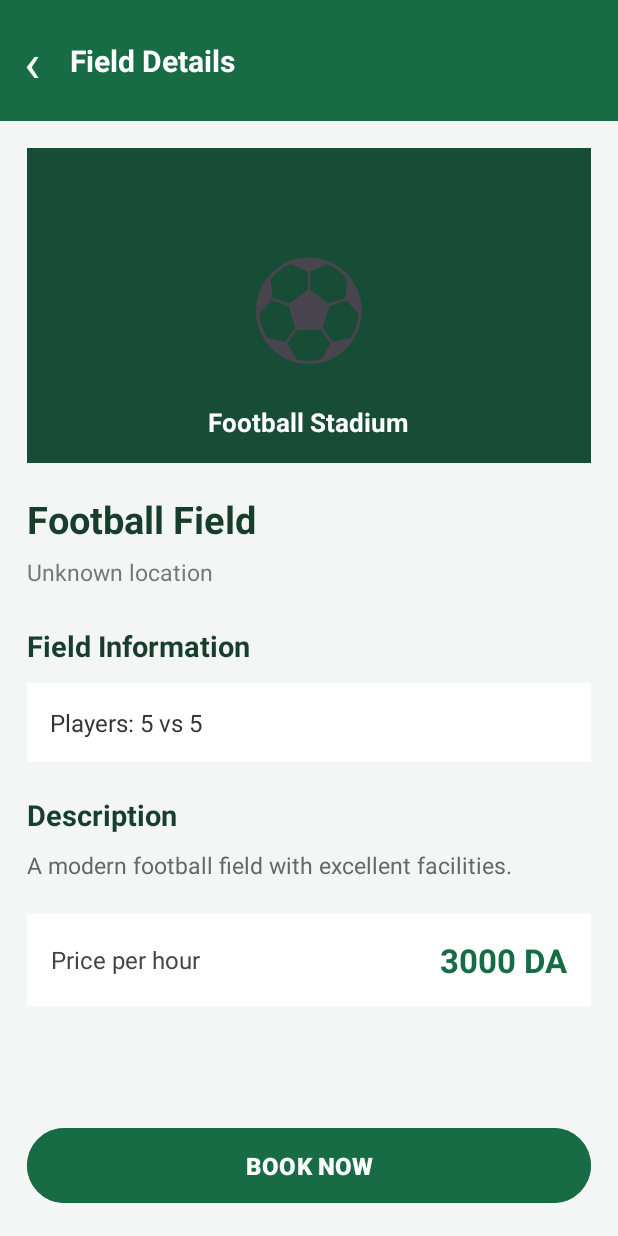
After one commit to brahimabismail/sports-field-booking, an Android app: the FieldDetailsActivity screen opened directly, with no data from a screen before it, on a phone screen of 412 x 824 dp. The commit adds this screen. Run offline under Robolectric (Android 15) with nearby library versions, the phone set to English and light mode, and no system bars.

Commit message:
Update app

```diff
--- a/app/src/main/AndroidManifest.xml
+++ b/app/src/main/AndroidManifest.xml
@@ -32,6 +32,9 @@
         <activity
             android:name=".FieldsActivity"
             android:exported="false" />
+        <activity
+            android:name=".FieldDetailsActivity"
+            android:exported="false" />
 
     </application>
 
--- /dev/null
+++ b/app/src/main/java/dz/ubma/sportsbooking/FieldDetailsActivity.kt
@@ -0,0 +1,48 @@
+package dz.ubma.sportsbooking
+
+import android.content.Intent
+import android.os.Bundle
+import android.widget.Button
+import android.widget.TextView
+import androidx.appcompat.app.AppCompatActivity
+
+class FieldDetailsActivity : AppCompatActivity() {
+
+    override fun onCreate(savedInstanceState: Bundle?) {
+        super.onCreate(savedInstanceState)
+        setContentView(R.layout.activity_field_details)
+
+        val tvFieldName = findViewById<TextView>(R.id.tvFieldName)
+        val tvFieldLocation = findViewById<TextView>(R.id.tvFieldLocation)
+        val tvFieldType = findViewById<TextView>(R.id.tvFieldType)
+        val tvFieldDescription =
+            findViewById<TextView>(R.id.tvFieldDescription)
+        val tvFieldPrice = findViewById<TextView>(R.id.tvFieldPrice)
+
+        val btnBack = findViewById<TextView>(R.id.btnBack)
+        val btnBookNow = findViewById<Button>(R.id.btnBookNow)
+
+        // Receive field information
+        val name = intent.getStringExtra("field_name") ?: "Football Field"
+        val location = intent.getStringExtra("field_location") ?: "Unknown location"
+        val type = intent.getStringExtra("field_type") ?: "5 vs 5"
+        val price = intent.getStringExtra("field_price") ?: "3000 DA"
+        val description = intent.getStringExtra("field_description")
+            ?: "A modern football field with excellent facilities."
+
+        // Display field information
+        tvFieldName.text = name
+        tvFieldLocation.text = location
+        tvFieldType.text = "Players: $type"
+        tvFieldPrice.text = price
+        tvFieldDescription.text = description
+
+        btnBack.setOnClickListener {
+            finish()
+        }
+
+        btnBookNow.setOnClickListener {
+            // Booking screen will be connected in the next step
+        }
+    }
+}
--- a/app/src/main/java/dz/ubma/sportsbooking/FieldsActivity.kt
+++ b/app/src/main/java/dz/ubma/sportsbooking/FieldsActivity.kt
@@ -1,5 +1,6 @@
 package dz.ubma.sportsbooking
 
+import android.content.Intent
 import android.os.Bundle
 import android.view.inputmethod.EditorInfo
 import android.widget.Button
@@ -24,7 +25,8 @@ class FieldsActivity : AppCompatActivity() {
 
         // Details buttons
         val btnDetailsGreen = findViewById<Button>(R.id.btnDetailsGreen)
-        val btnDetailsChampions = findViewById<Button>(R.id.btnDetailsChampions)
+        val btnDetailsChampions =
+            findViewById<Button>(R.id.btnDetailsChampions)
         val btnDetailsElite = findViewById<Button>(R.id.btnDetailsElite)
 
         // Back button
@@ -32,6 +34,7 @@ class FieldsActivity : AppCompatActivity() {
 
         // Search action
         etFieldSearch.setOnEditorActionListener { _, actionId, _ ->
+
             if (actionId == EditorInfo.IME_ACTION_SEARCH ||
                 actionId == EditorInfo.IME_ACTION_DONE
             ) {
@@ -42,6 +45,7 @@ class FieldsActivity : AppCompatActivity() {
                 } else {
                     showMessage("Searching for: $search")
                 }
+
                 true
             } else {
                 false
@@ -61,17 +65,35 @@ class FieldsActivity : AppCompatActivity() {
             showMessage("7 vs 7 fields selected")
         }
 
-        // Field details
+        // Open field details
         btnDetailsGreen.setOnClickListener {
-            showMessage("Green Stadium selected")
+            openFieldDetails(
+                "Green Stadium",
+                "City Center",
+                "5 vs 5",
+                "3000 DA",
+                "A modern football field with quality artificial grass."
+            )
         }
 
         btnDetailsChampions.setOnClickListener {
-            showMessage("Champions Field selected")
+            openFieldDetails(
+                "Champions Field",
+                "New District",
+                "7 vs 7",
+                "4000 DA",
+                "A spacious football field suitable for competitive matches."
+            )
         }
 
         btnDetailsElite.setOnClickListener {
-            showMessage("Elite Football Arena selected")
+            openFieldDetails(
+                "Elite Football Arena",
+                "North District",
+                "11 vs 11",
+                "6000 DA",
+                "A large football stadium with professional facilities."
+            )
         }
 
         // Back
@@ -80,6 +102,26 @@ class FieldsActivity : AppCompatActivity() {
         }
     }
 
+    // Send field information to FieldDetailsActivity
+    private fun openFieldDetails(
+        name: String,
+        location: String,
+        type: String,
+        price: String,
+        description: String
+    ) {
+
+        val intent = Intent(this, FieldDetailsActivity::class.java)
+
+        intent.putExtra("field_name", name)
+        intent.putExtra("field_location", location)
+        intent.putExtra("field_type", type)
+        intent.putExtra("field_price", price)
+        intent.putExtra("field_description", description)
+
+        startActivity(intent)
+    }
+
     private fun showMessage(message: String) {
         Toast.makeText(this, message, Toast.LENGTH_SHORT).show()
     }
--- /dev/null
+++ b/app/src/main/res/layout/activity_field_details.xml
@@ -0,0 +1,183 @@
+<?xml version="1.0" encoding="utf-8"?>
+<LinearLayout
+    xmlns:android="http://schemas.android.com/apk/res/android"
+    android:layout_width="match_parent"
+    android:layout_height="match_parent"
+    android:orientation="vertical"
+    android:background="#F4F6F5">
+
+    <!-- Header -->
+    <LinearLayout
+        android:layout_width="match_parent"
+        android:layout_height="wrap_content"
+        android:orientation="horizontal"
+        android:gravity="center_vertical"
+        android:padding="16dp"
+        android:background="#176B45">
+
+        <TextView
+            android:id="@+id/btnBack"
+            android:layout_width="wrap_content"
+            android:layout_height="wrap_content"
+            android:text="‹"
+            android:textSize="36sp"
+            android:textColor="#FFFFFF"
+            android:paddingEnd="20dp"
+            android:contentDescription="Back" />
+
+        <TextView
+            android:layout_width="wrap_content"
+            android:layout_height="wrap_content"
+            android:text="Field Details"
+            android:textSize="20sp"
+            android:textStyle="bold"
+            android:textColor="#FFFFFF" />
+
+    </LinearLayout>
+
+    <ScrollView
+        android:layout_width="match_parent"
+        android:layout_height="0dp"
+        android:layout_weight="1"
+        android:fillViewport="true">
+
+        <LinearLayout
+            android:layout_width="match_parent"
+            android:layout_height="wrap_content"
+            android:orientation="vertical"
+            android:padding="18dp">
+
+            <!-- Stadium Image Placeholder -->
+            <FrameLayout
+                android:layout_width="match_parent"
+                android:layout_height="210dp"
+                android:background="#174C36">
+
+                <TextView
+                    android:layout_width="wrap_content"
+                    android:layout_height="wrap_content"
+                    android:layout_gravity="center"
+                    android:text="⚽"
+                    android:textSize="75sp" />
+
+                <TextView
+                    android:layout_width="wrap_content"
+                    android:layout_height="wrap_content"
+                    android:layout_gravity="bottom|center_horizontal"
+                    android:layout_marginBottom="15dp"
+                    android:text="Football Stadium"
+                    android:textColor="#FFFFFF"
+                    android:textSize="17sp"
+                    android:textStyle="bold" />
+
+            </FrameLayout>
+
+            <!-- Name -->
+            <TextView
+                android:id="@+id/tvFieldName"
+                android:layout_width="match_parent"
+                android:layout_height="wrap_content"
+                android:text="Green Stadium"
+                android:textSize="25sp"
+                android:textStyle="bold"
+                android:textColor="#173D2D"
+                android:layout_marginTop="20dp" />
+
+            <!-- Location -->
+            <TextView
+                android:id="@+id/tvFieldLocation"
+                android:layout_width="match_parent"
+                android:layout_height="wrap_content"
+                android:text="City Center"
+                android:textSize="15sp"
+                android:textColor="#777777"
+                android:layout_marginTop="7dp" />
+
+            <!-- Information Title -->
+            <TextView
+                android:layout_width="wrap_content"
+                android:layout_height="wrap_content"
+                android:text="Field Information"
+                android:textSize="19sp"
+                android:textStyle="bold"
+                android:textColor="#173D2D"
+                android:layout_marginTop="25dp" />
+
+            <!-- Field Type -->
+            <TextView
+                android:id="@+id/tvFieldType"
+                android:layout_width="match_parent"
+                android:layout_height="wrap_content"
+                android:text="Players: 5 vs 5"
+                android:textSize="16sp"
+                android:textColor="#333333"
+                android:padding="15dp"
+                android:background="#FFFFFF"
+                android:layout_marginTop="12dp" />
+
+            <!-- Description Title -->
+            <TextView
+                android:layout_width="wrap_content"
+                android:layout_height="wrap_content"
+                android:text="Description"
+                android:textSize="19sp"
+                android:textStyle="bold"
+                android:textColor="#173D2D"
+                android:layout_marginTop="22dp" />
+
+            <!-- Description -->
+            <TextView
+                android:id="@+id/tvFieldDescription"
+                android:layout_width="match_parent"
+                android:layout_height="wrap_content"
+                android:text="A modern football field with quality artificial grass and excellent facilities."
+                android:textSize="15sp"
+                android:textColor="#666666"
+                android:lineSpacingExtra="5dp"
+                android:layout_marginTop="10dp" />
+
+            <!-- Price -->
+            <LinearLayout
+                android:layout_width="match_parent"
+                android:layout_height="wrap_content"
+                android:orientation="horizontal"
+                android:gravity="center_vertical"
+                android:padding="16dp"
+                android:background="#FFFFFF"
+                android:layout_marginTop="22dp">
+
+                <TextView
+                    android:layout_width="0dp"
+                    android:layout_height="wrap_content"
+                    android:layout_weight="1"
+                    android:text="Price per hour"
+                    android:textSize="16sp"
+                    android:textColor="#444444" />
+
+                <TextView
+                    android:id="@+id/tvFieldPrice"
+                    android:layout_width="wrap_content"
+                    android:layout_height="wrap_content"
+                    android:text="3000 DA"
+                    android:textSize="22sp"
+                    android:textStyle="bold"
+                    android:textColor="#176B45" />
+
+            </LinearLayout>
+
+        </LinearLayout>
+    </ScrollView>
+
+    <!-- Book Button -->
+    <Button
+        android:id="@+id/btnBookNow"
+        android:layout_width="match_parent"
+        android:layout_height="58dp"
+        android:layout_margin="18dp"
+        android:text="BOOK NOW"
+        android:textStyle="bold"
+        android:textSize="16sp"
+        android:textColor="#FFFFFF"
+        android:backgroundTint="#176B45" />
+
+</LinearLayout>
```
